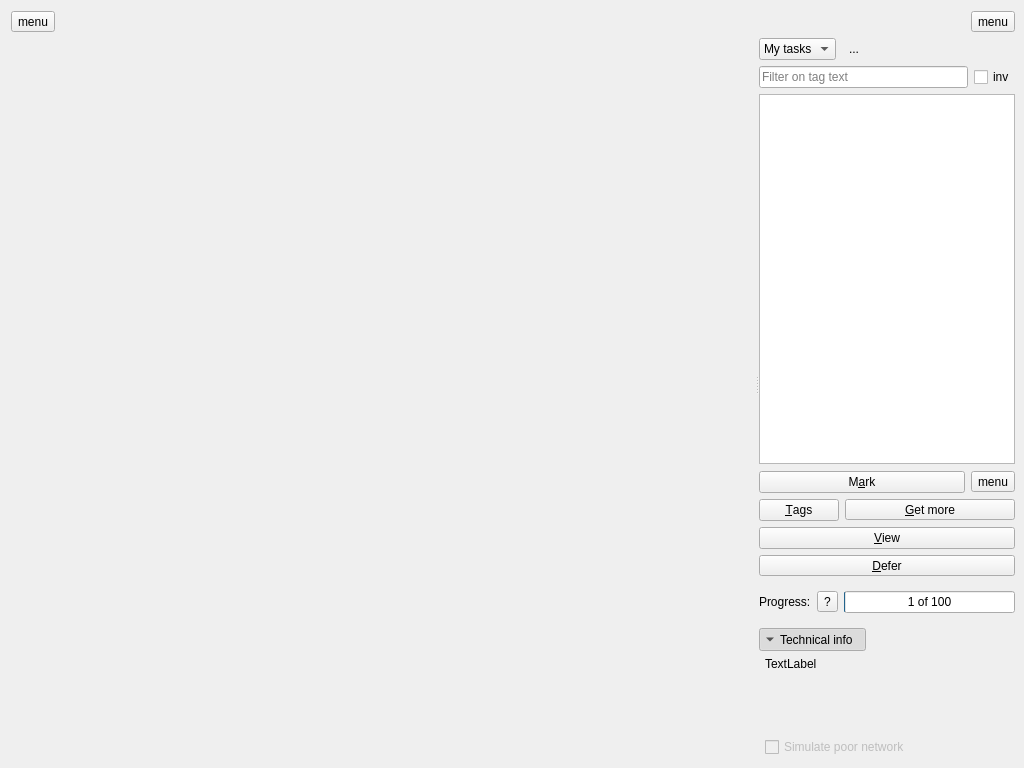
plomgrading/plom-client, file plomclient/client/ui_files/marker.ui: the form before one commit.
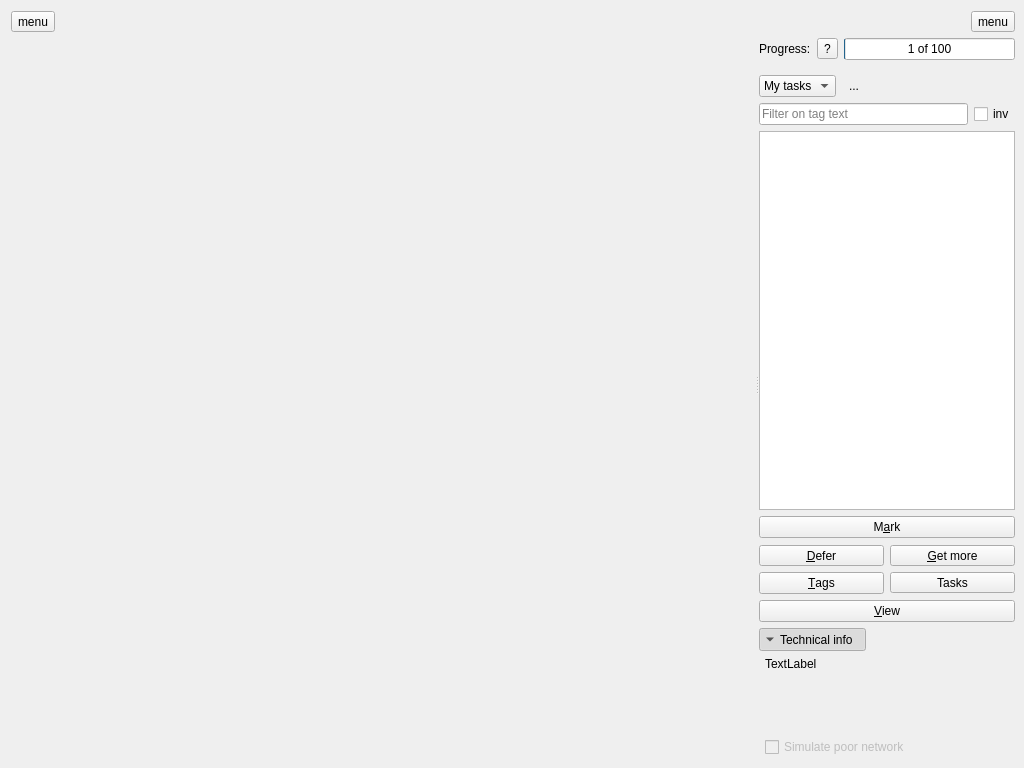
The form after the commit. Custom widgets are drawn as their Qt base class.

Commit message: reorganize the buttons and the progress bar

The edit to the form file:
```diff
--- a/plomclient/client/ui_files/marker.ui
+++ b/plomclient/client/ui_files/marker.ui
@@ -157,6 +157,45 @@
          </layout>
         </widget>
        </item>
+       <item>
+        <widget class="QFrame" name="frameProgress">
+         <layout class="QHBoxLayout" name="layoutProgress">
+          <property name="leftMargin">
+           <number>0</number>
+          </property>
+          <property name="topMargin">
+           <number>0</number>
+          </property>
+          <property name="rightMargin">
+           <number>0</number>
+          </property>
+          <item>
+           <widget class="QLabel" name="labelProgress">
+            <property name="text">
+             <string>Progress:</string>
+            </property>
+           </widget>
+          </item>
+          <item>
+           <widget class="QToolButton" name="explainQuotaButton">
+            <property name="text">
+             <string>?</string>
+            </property>
+           </widget>
+          </item>
+          <item>
+           <widget class="QProgressBar" name="mProgressBar">
+            <property name="value">
+             <number>1</number>
+            </property>
+            <property name="format">
+             <string>%v of %m</string>
+            </property>
+           </widget>
+          </item>
+         </layout>
+        </widget>
+       </item>
        <item>
         <widget class="QFrame" name="tableBox">
          <property name="sizePolicy">
@@ -311,6 +350,19 @@
             </attribute>
            </widget>
           </item>
+          <item>
+           <widget class="QPushButton" name="annButton">
+            <property name="focusPolicy">
+             <enum>Qt::FocusPolicy::NoFocus</enum>
+            </property>
+            <property name="text">
+             <string>M&amp;ark</string>
+            </property>
+            <property name="checkable">
+             <bool>false</bool>
+            </property>
+           </widget>
+          </item>
           <item>
            <widget class="QFrame" name="frame">
             <layout class="QGridLayout" name="gridLayout">
@@ -326,27 +378,7 @@
              <property name="bottomMargin">
               <number>0</number>
              </property>
-             <item row="0" column="0" colspan="3">
-              <widget class="QPushButton" name="annButton">
-               <property name="focusPolicy">
-                <enum>Qt::FocusPolicy::NoFocus</enum>
-               </property>
-               <property name="text">
-                <string>M&amp;ark</string>
-               </property>
-               <property name="checkable">
-                <bool>false</bool>
-               </property>
-              </widget>
-             </item>
-             <item row="4" column="0" colspan="4">
-              <widget class="QPushButton" name="viewButton">
-               <property name="text">
-                <string>&amp;View</string>
-               </property>
-              </widget>
-             </item>
-             <item row="5" column="0" colspan="4">
+             <item row="2" column="0">
               <widget class="QToolButton" name="deferButton">
                <property name="sizePolicy">
                 <sizepolicy hsizetype="Minimum" vsizetype="Fixed">
@@ -362,14 +394,7 @@
                </property>
               </widget>
              </item>
-             <item row="0" column="3">
-              <widget class="QToolButton" name="task_overflow_button">
-               <property name="text">
-                <string>menu</string>
-               </property>
-              </widget>
-             </item>
-             <item row="2" column="0">
+             <item row="3" column="0">
               <widget class="QPushButton" name="tagButton">
                <property name="focusPolicy">
                 <enum>Qt::FocusPolicy::NoFocus</enum>
@@ -379,7 +404,20 @@
                </property>
               </widget>
              </item>
-             <item row="2" column="1" colspan="3">
+             <item row="3" column="1">
+              <widget class="QToolButton" name="task_overflow_button">
+               <property name="sizePolicy">
+                <sizepolicy hsizetype="Minimum" vsizetype="Fixed">
+                 <horstretch>0</horstretch>
+                 <verstretch>0</verstretch>
+                </sizepolicy>
+               </property>
+               <property name="text">
+                <string>Tasks</string>
+               </property>
+              </widget>
+             </item>
+             <item row="2" column="1">
               <widget class="QToolButton" name="getMoreButton">
                <property name="sizePolicy">
                 <sizepolicy hsizetype="Minimum" vsizetype="Fixed">
@@ -395,48 +433,19 @@
                </property>
               </widget>
              </item>
+             <item row="6" column="0" colspan="2">
+              <widget class="QPushButton" name="viewButton">
+               <property name="text">
+                <string>&amp;View</string>
+               </property>
+              </widget>
+             </item>
             </layout>
            </widget>
           </item>
          </layout>
         </widget>
        </item>
-       <item>
-        <widget class="QFrame" name="frameProgress">
-         <layout class="QHBoxLayout" name="layoutProgress">
-          <property name="leftMargin">
-           <number>0</number>
-          </property>
-          <property name="rightMargin">
-           <number>0</number>
-          </property>
-          <item>
-           <widget class="QLabel" name="labelProgress">
-            <property name="text">
-             <string>Progress:</string>
-            </property>
-           </widget>
-          </item>
-          <item>
-           <widget class="QToolButton" name="explainQuotaButton">
-            <property name="text">
-             <string>?</string>
-            </property>
-           </widget>
-          </item>
-          <item>
-           <widget class="QProgressBar" name="mProgressBar">
-            <property name="value">
-             <number>1</number>
-            </property>
-            <property name="format">
-             <string>%v of %m</string>
-            </property>
-           </widget>
-          </item>
-         </layout>
-        </widget>
-       </item>
        <item>
         <widget class="QFrame" name="frameClose">
          <layout class="QHBoxLayout" name="layoutClose">
```
The commit also changes 1 other file.
